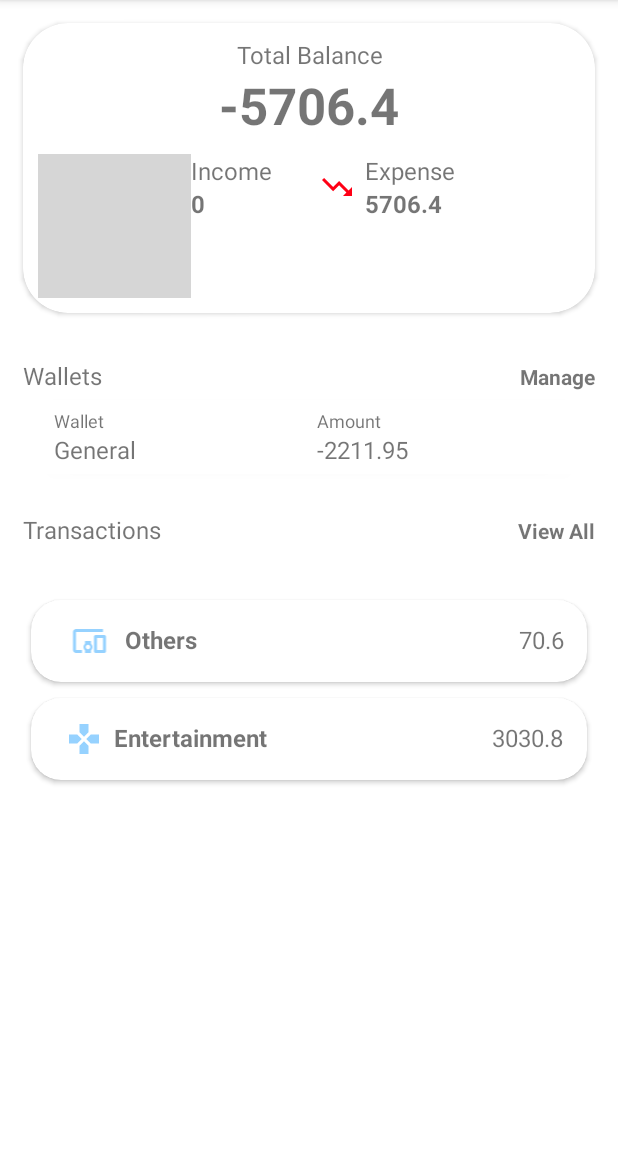
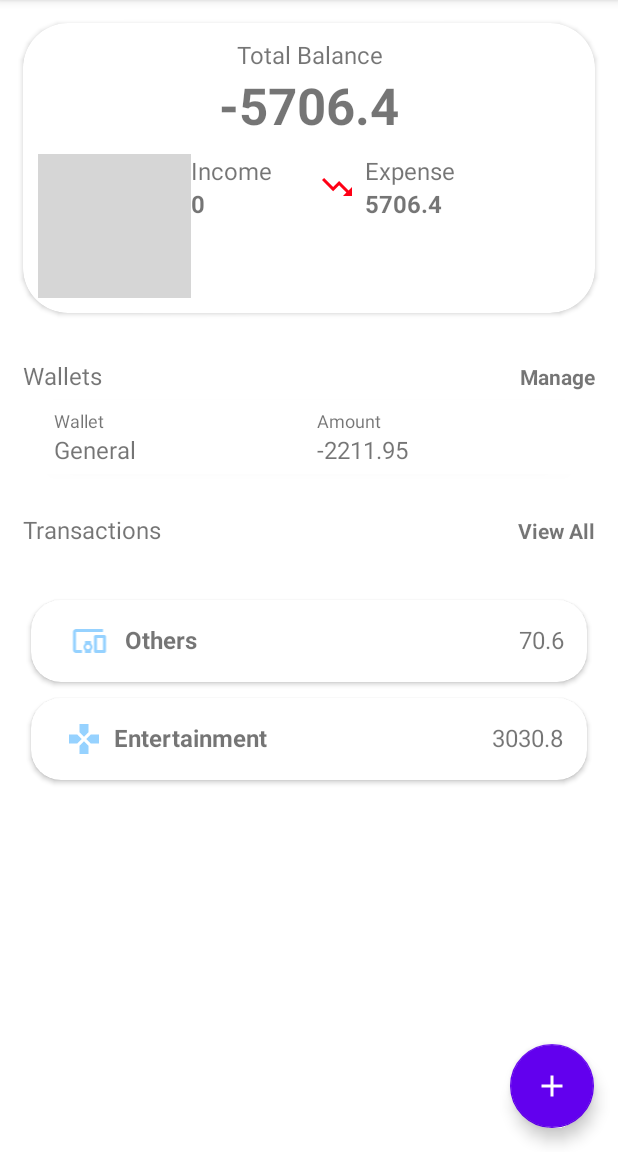
Before and after one commit to glennkok1501/Spendid, an Android app: the screen it shows after launch (MainActivity), on a phone screen of 412 x 824 dp, the part 84-1236 px from its top. Run offline under Robolectric (Android 15) with nearby library versions, the phone set to English and light mode, and no system bars; grey boxes are pictures that could not be loaded.

Commit message:
added FAB to main activity

```diff
--- a/app/build.gradle
+++ b/app/build.gradle
@@ -33,6 +33,9 @@ dependencies {
     implementation 'androidx.appcompat:appcompat:1.3.0'
     implementation 'com.google.android.material:material:1.3.0'
     implementation 'androidx.constraintlayout:constraintlayout:2.0.4'
+    implementation 'androidx.navigation:navigation-fragment:2.3.5'
+    implementation 'androidx.navigation:navigation-ui:2.3.5'
+    implementation 'androidx.legacy:legacy-support-v4:1.0.0'
     testImplementation 'junit:junit:4.+'
     androidTestImplementation 'androidx.test.ext:junit:1.1.2'
     androidTestImplementation 'androidx.test.espresso:espresso-core:3.3.0'
--- a/app/src/main/java/sg/edu/np/spendid/CurrentTransAdapter.java
+++ b/app/src/main/java/sg/edu/np/spendid/CurrentTransAdapter.java
@@ -23,8 +23,14 @@ public class CurrentTransAdapter extends RecyclerView.Adapter<CurrentTransViewHo
 
     public CurrentTransViewHolder onCreateViewHolder(ViewGroup parent, int viewType){
         View item = LayoutInflater.from(parent.getContext()).inflate(R.layout.current_transaction_layout, parent, false);
-        Log.v("TAG", ""+true);
-        return new CurrentTransViewHolder(item);
+        CurrentTransViewHolder holder = new CurrentTransViewHolder(item);
+        item.findViewById(R.id.currentTrans).setOnClickListener(new View.OnClickListener() {
+            @Override
+            public void onClick(View v) {
+                Log.v("TAG", "current transaction clicked - "+keys.get(holder.getAdapterPosition()));
+            }
+        });
+        return holder;
     }
 
     public void onBindViewHolder(CurrentTransViewHolder holder, int position){
--- a/app/src/main/java/sg/edu/np/spendid/MainActivity.java
+++ b/app/src/main/java/sg/edu/np/spendid/MainActivity.java
@@ -30,12 +30,17 @@ public class MainActivity extends AppCompatActivity {
         income = findViewById(R.id.totalBalIncCost_textView);
         expense = findViewById(R.id.totalBalExpCost_textView);
 
+        //Seed Data
         if (dbHandler.getWallets().size() == 0){
             SeedData seedData = new SeedData(this);
             seedData.initDatabase();
         }
 
+    }
 
+    @Override
+    protected void onStart() {
+        super.onStart();
         //Total Balance
         HashMap<String, Double> bal = dbHandler.getBalance();
         balance.setText(df2.format(bal.get("balance")));
@@ -55,18 +60,6 @@ public class MainActivity extends AppCompatActivity {
         currentTransRV.setLayoutManager(myLayoutManager);
         currentTransRV.setItemAnimator(new DefaultItemAnimator());
         currentTransRV.setAdapter(myCurrentTransAdapter);
-
-    }
-
-    private String currentDate(){
-        Calendar currentTime = Calendar.getInstance();
-        SimpleDateFormat dateFormat = new SimpleDateFormat("yyyy-MM-dd");
-        return dateFormat.format(currentTime.getTime());
-    }
-
-    @Override
-    protected void onStart() {
-        super.onStart();
     }
 
     @Override
@@ -88,4 +81,10 @@ public class MainActivity extends AppCompatActivity {
     protected void onDestroy() {
         super.onDestroy();
     }
+
+    private String currentDate(){
+        Calendar currentTime = Calendar.getInstance();
+        SimpleDateFormat dateFormat = new SimpleDateFormat("yyyy-MM-dd");
+        return dateFormat.format(currentTime.getTime());
+    }
 }
--- a/app/src/main/java/sg/edu/np/spendid/WalletSliderAdapter.java
+++ b/app/src/main/java/sg/edu/np/spendid/WalletSliderAdapter.java
@@ -1,6 +1,7 @@
 package sg.edu.np.spendid;
 
 import android.content.Context;
+import android.util.Log;
 import android.view.LayoutInflater;
 import android.view.View;
 import android.view.ViewGroup;
@@ -20,7 +21,14 @@ public class WalletSliderAdapter extends RecyclerView.Adapter<WalletViewHolder>
     public WalletViewHolder onCreateViewHolder(ViewGroup parent, int viewType){
         View item = LayoutInflater.from(parent.getContext()).inflate(R.layout.wallet_layout, parent, false);
         context = parent.getContext();
-        return new WalletViewHolder(item);
+        WalletViewHolder holder = new WalletViewHolder(item);
+        item.findViewById(R.id.viewpager_wallet).setOnClickListener(new View.OnClickListener() {
+            @Override
+            public void onClick(View v) {
+                Log.v("TAG", "Wallet clicked - "+data.get(holder.getAdapterPosition()).getName());
+            }
+        });
+        return holder;
     }
 
     public void onBindViewHolder(WalletViewHolder holder, int position){
--- /dev/null
+++ b/app/src/main/res/drawable/ic_add_24.xml
@@ -0,0 +1,5 @@
+<vector android:height="24dp" android:tint="#FFFFFF"
+    android:viewportHeight="24" android:viewportWidth="24"
+    android:width="24dp" xmlns:android="http://schemas.android.com/apk/res/android">
+    <path android:fillColor="@android:color/white" android:pathData="M19,13h-6v6h-2v-6H5v-2h6V5h2v6h6V13z"/>
+</vector>
--- a/app/src/main/res/layout/activity_main.xml
+++ b/app/src/main/res/layout/activity_main.xml
@@ -7,8 +7,10 @@
     tools:context=".MainActivity">
 
     <ScrollView
+        android:id="@+id/scrollView2"
         android:layout_width="match_parent"
-        android:layout_height="match_parent">
+        android:layout_height="match_parent"
+        tools:layout_editor_absoluteX="58dp">
 
         <LinearLayout
             android:layout_width="match_parent"
@@ -130,8 +132,8 @@
             <LinearLayout
                 android:layout_width="match_parent"
                 android:layout_height="wrap_content"
+                android:layout_marginLeft="15dp"
                 android:layout_marginTop="15dp"
-                android:layout_marginLeft="15dp"
                 android:layout_marginRight="15dp"
                 android:orientation="horizontal">
 
@@ -193,4 +195,32 @@
         </LinearLayout>
     </ScrollView>
 
+    <LinearLayout
+        android:id="@+id/fab_linearlayout"
+        android:layout_width="match_parent"
+        android:layout_height="wrap_content"
+        android:orientation="horizontal"
+        android:layout_alignParentRight="true"
+        android:layout_alignParentBottom="true"
+        app:layout_constraintBottom_toBottomOf="parent"
+        app:layout_constraintEnd_toEndOf="parent"
+        app:layout_constraintStart_toStartOf="parent">
+
+        <Space
+            android:layout_width="wrap_content"
+            android:layout_height="wrap_content"
+            android:layout_weight="1" />
+
+        <com.google.android.material.floatingactionbutton.FloatingActionButton
+            android:id="@+id/fab"
+            android:layout_width="wrap_content"
+            android:layout_height="wrap_content"
+            android:layout_margin="16dp"
+            android:clickable="true"
+            android:focusable="true"
+            app:tint="@color/white"
+            app:backgroundTint="@color/purple_500"
+            app:srcCompat="@drawable/ic_add_24" />
+    </LinearLayout>
+
 </androidx.constraintlayout.widget.ConstraintLayout>
--- a/app/src/main/res/layout/current_transaction_layout.xml
+++ b/app/src/main/res/layout/current_transaction_layout.xml
@@ -7,10 +7,13 @@
     android:layout_height="wrap_content">
 
     <androidx.cardview.widget.CardView
+        android:id="@+id/currentTrans"
         android:layout_width="match_parent"
         android:layout_height="match_parent"
         app:cardCornerRadius="20dp"
         android:layout_margin="5dp"
+        android:clickable="true"
+        android:focusable="true"
         app:layout_constraintBottom_toBottomOf="parent"
         app:layout_constraintEnd_toEndOf="parent"
         app:layout_constraintStart_toStartOf="parent"
--- a/app/src/main/res/layout/wallet_layout.xml
+++ b/app/src/main/res/layout/wallet_layout.xml
@@ -6,6 +6,7 @@
     android:layout_height="match_parent">
 
     <androidx.cardview.widget.CardView
+        android:id="@+id/viewpager_wallet"
         android:layout_width="match_parent"
         android:layout_height="wrap_content"
         android:layout_margin="5dp"
@@ -13,6 +14,8 @@
         android:layout_marginEnd="5dp"
         android:layout_marginBottom="10dp"
         app:cardCornerRadius="10dp"
+        android:clickable="true"
+        android:focusable="true"
         app:layout_constraintBottom_toBottomOf="parent"
         app:layout_constraintEnd_toEndOf="parent"
         app:layout_constraintStart_toStartOf="parent"
```
